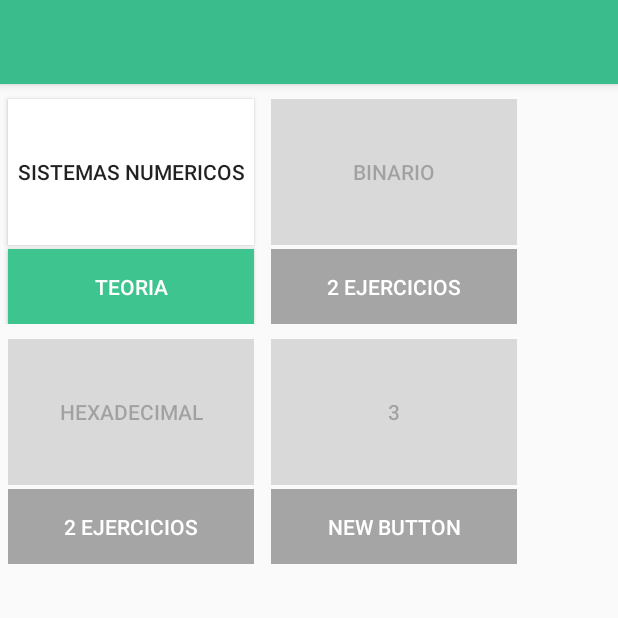
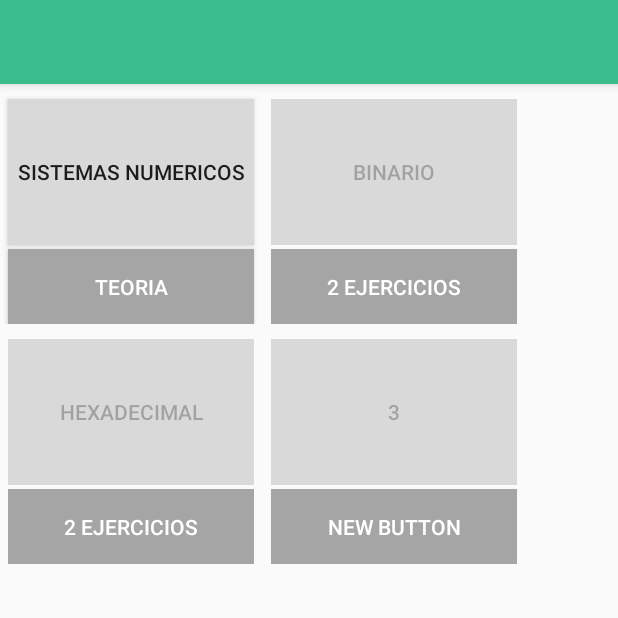
Before and after one commit to carlabalam/MDProject, an Android app: the Subtemas screen opened directly, with no data from a screen before it, on a phone screen of 412 x 824 dp, the top half of it. Run offline under Robolectric (Android 15) with nearby library versions, the light colour scheme and no system bars.

Commit message:
Cambio de color para los botones de subtemas

```diff
--- a/app/src/main/res/layout/activity_subtemas.xml
+++ b/app/src/main/res/layout/activity_subtemas.xml
@@ -19,7 +19,7 @@
             android:layout_gravity="center_horizontal|top"
             android:layout_marginTop="10dp"
 
-            android:background="#ffffff"
+            android:background="@color/colorBotonSup"
             android:enabled="true" />
 
         <Button
@@ -27,7 +27,7 @@
             android:layout_height="@dimen/underHeigh"
             android:id="@+id/button6"
             android:layout_gravity="center_horizontal|bottom"
-            android:background="#3ec48e"
+            android:background="@color/colorBotonInf"
             android:textColor="#ffffff"
             android:text="Teoria" />
     </FrameLayout>
@@ -46,7 +46,7 @@
             android:id="@+id/bBinario"
             android:layout_gravity="center_horizontal|top"
             android:layout_marginTop="10dp"
-            android:background="#d9d9d9"
+            android:background="@color/colorBotonSup"
             android:focusable="false"
             android:enabled="false" />
 
@@ -56,7 +56,7 @@
             android:text="@string/b3"
             android:id="@+id/button2"
             android:layout_gravity="center_horizontal|bottom"
-            android:background="#a5a5a5"
+            android:background="@color/colorBotonInf"
             android:textColor="#ffffff"
             android:enabled="false" />
     </FrameLayout>
```
